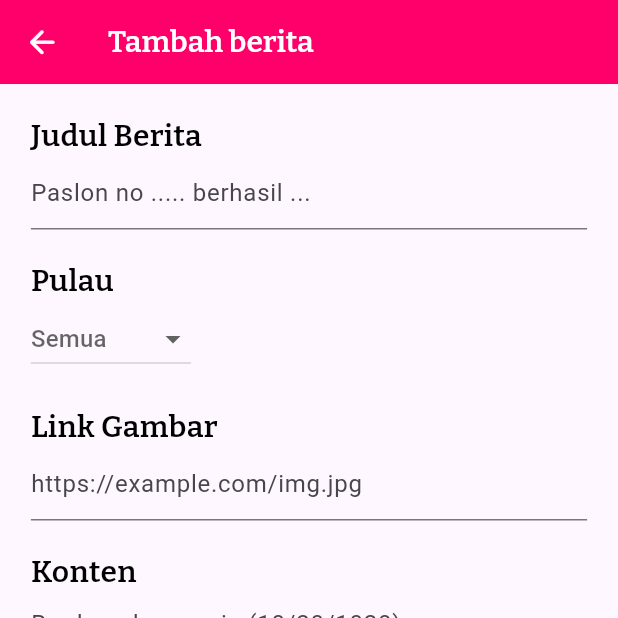
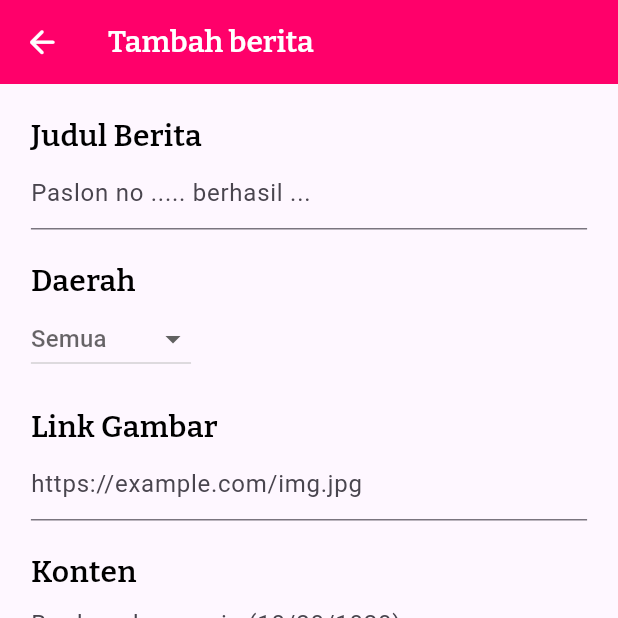
Before and after one commit to Arbaniasfi18/portal_berita, a Flutter app: the AddNews screen opened directly with empty values, on a phone screen of 412 x 824 dp, the top half of it. Run offline on Flutter 3.47's test engine with Material 3 defaults, Android fonts, the phone set to English and light mode, and no system bars; our stand-ins replace cached_network_image, flutter_slidable, google_fonts, hive, hive_flutter; accounts and stored records are empty; network calls fail.

Commit message:
style: Change name of categorying

```diff
--- a/lib/add_news_page.dart
+++ b/lib/add_news_page.dart
@@ -101,7 +101,7 @@ class _AddNewsState extends State<AddNews> {
                   },
                 ),
                 const SizedBox(height: 20,),
-                Text("Pulau", style: textTitleDetailPage,),
+                Text("Daerah", style: textTitleDetailPage,),
                 DropdownButton(
                   hint: const Text("Semua"),
                   value: island,
--- a/lib/home_page.dart
+++ b/lib/home_page.dart
@@ -200,7 +200,7 @@ class _HomePageState extends State<HomePage> {
                 width: MediaQuery.of(context).size.width * 0.9,
                 child: Row(
                   children: [
-                    Text("Pulau : ", style: textTitleDetailPage),
+                    Text("Daerah : ", style: textTitleDetailPage),
                     const SizedBox(width: 10,),
                     DropdownButton(
                       hint: const Text("Semua"),
```
